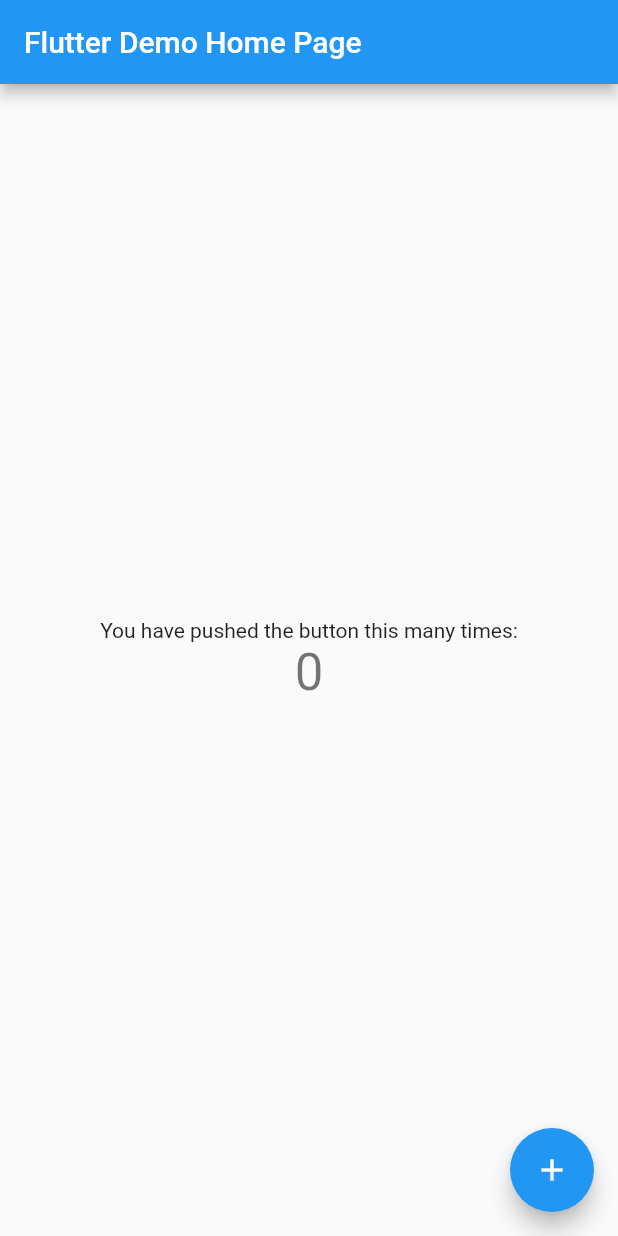
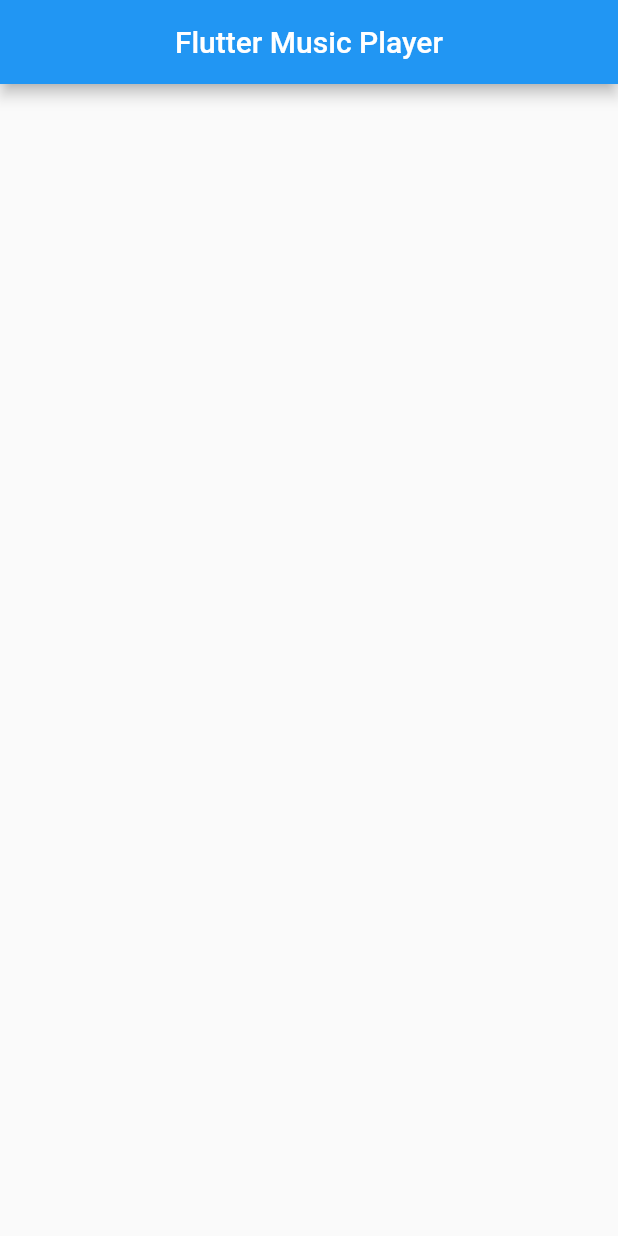
Before and after one commit to lyabs243/flutter-music-player, a Flutter app: the screen it shows after launch, on a phone screen of 412 x 824 dp. Run offline on Flutter 3.47's test engine with Material 2 defaults, Android fonts, the phone set to English and light mode, and no system bars.

Commit message:
remove default components of new flutter project

```diff
--- a/lib/main.dart
+++ b/lib/main.dart
@@ -8,6 +8,7 @@ class MyApp extends StatelessWidget {
   Widget build(BuildContext context) {
     return MaterialApp(
       title: 'Flutter Demo',
+      debugShowCheckedModeBanner: false,
       theme: ThemeData(
         // This is the theme of your application.
         //
@@ -20,7 +21,7 @@ class MyApp extends StatelessWidget {
         // is not restarted.
         primarySwatch: Colors.blue,
       ),
-      home: MyHomePage(title: 'Flutter Demo Home Page'),
+      home: MyHomePage(title: 'Flutter Music Player'),
     );
   }
 }
@@ -44,18 +45,6 @@ class MyHomePage extends StatefulWidget {
 }
 
 class _MyHomePageState extends State<MyHomePage> {
-  int _counter = 0;
-
-  void _incrementCounter() {
-    setState(() {
-      // This call to setState tells the Flutter framework that something has
-      // changed in this State, which causes it to rerun the build method below
-      // so that the display can reflect the updated values. If we changed
-      // _counter without calling setState(), then the build method would not be
-      // called again, and so nothing would appear to happen.
-      _counter++;
-    });
-  }
 
   @override
   Widget build(BuildContext context) {
@@ -70,6 +59,7 @@ class _MyHomePageState extends State<MyHomePage> {
         // Here we take the value from the MyHomePage object that was created by
         // the App.build method, and use it to set our appbar title.
         title: Text(widget.title),
+        centerTitle: true,
       ),
       body: Center(
         // Center is a layout widget. It takes a single child and positions it
@@ -91,21 +81,9 @@ class _MyHomePageState extends State<MyHomePage> {
           // horizontal).
           mainAxisAlignment: MainAxisAlignment.center,
           children: <Widget>[
-            Text(
-              'You have pushed the button this many times:',
-            ),
-            Text(
-              '$_counter',
-              style: Theme.of(context).textTheme.display1,
-            ),
           ],
         ),
       ),
-      floatingActionButton: FloatingActionButton(
-        onPressed: _incrementCounter,
-        tooltip: 'Increment',
-        child: Icon(Icons.add),
-      ), // This trailing comma makes auto-formatting nicer for build methods.
     );
   }
 }
```
